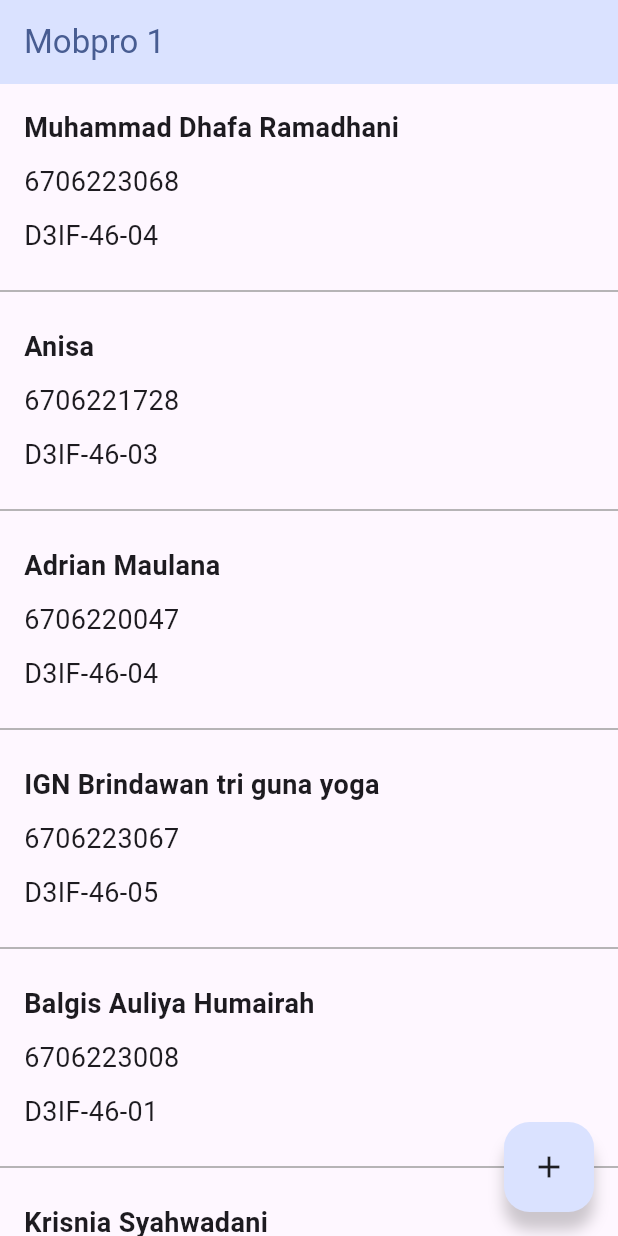
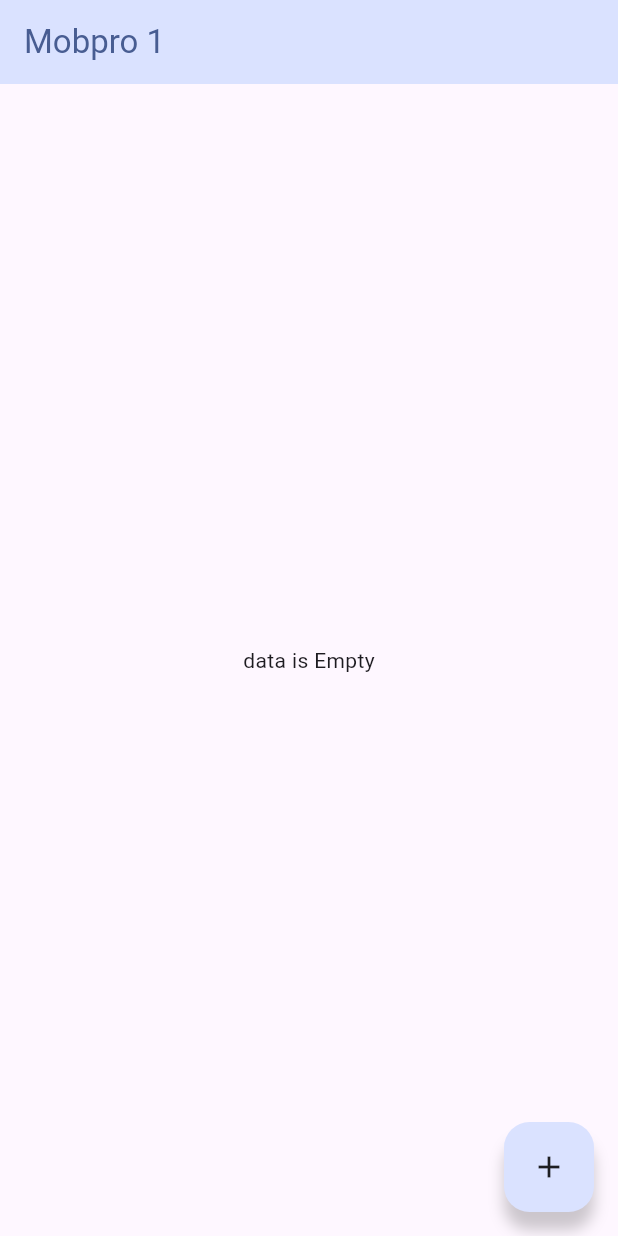
Before and after one commit to MDhafaR/FlutterXMpobpro, a Flutter app: the screen it shows after launch, on a phone screen of 412 x 824 dp. Run offline on Flutter 3.47's test engine with Material 3 defaults, Android fonts, the phone set to English and light mode, and no system bars; our stand-ins replace bloc, bot_toast, flutter_bloc, sqflite; accounts and stored records are empty.

Commit message:
challange with database lite

```diff
--- a/lib/bloc/mahasiswa_bloc.dart
+++ b/lib/bloc/mahasiswa_bloc.dart
@@ -1,13 +1,46 @@
 import 'package:bloc/bloc.dart';
+import 'package:flutter/material.dart';
+import 'package:flutter_x_mobpro/models/mahasiswa.dart';
+import 'package:flutter_x_mobpro/services/database_instance.dart';
 import 'package:meta/meta.dart';
+import 'package:sqflite/sqflite.dart';
 
 part 'mahasiswa_event.dart';
 part 'mahasiswa_state.dart';
 
 class MahasiswaBloc extends Bloc<MahasiswaEvent, MahasiswaState> {
   MahasiswaBloc() : super(MahasiswaInitial()) {
+    DatabaseInstance database = DatabaseInstance();
     on<KelasEvent>((event, emit) {
       emit(KelasState(kelas: event.kelas));
     });
+    on<DatabaseInitialization>((event, emit) {
+      database = event.database;
+    });
+    on<GetAllDataMhs>((event, emit) async {
+      emit(MahasiswaLoading());
+      final data = await database.getAll();
+      emit(MahasiswaDataSuccess(data: data));
+    });
+    on<InsertMahasiswa>((event, emit) async {
+      await database.insert({
+        "nama": event.nama,
+        "nim": event.nim,
+        "kelas": event.kelas,
+      });
+      add(GetAllDataMhs());
+    });
+    on<UpdateMahasiswa>((event, emit) async {
+      await database.update({
+        "nama": event.nama,
+        "nim": event.nim,
+        "kelas": event.kelas,
+      }, event.id);
+      add(GetAllDataMhs());
+    });
+    on<DeleteMahasiswa>((event, emit) async {
+      await database.delete(event.id);
+      add(GetAllDataMhs());
+    });
   }
 }
--- a/lib/bloc/mahasiswa_event.dart
+++ b/lib/bloc/mahasiswa_event.dart
@@ -8,3 +8,37 @@ class KelasEvent extends MahasiswaEvent {
 
   KelasEvent({required this.kelas});
 }
+
+class InsertMahasiswa extends MahasiswaEvent {
+  final String nama;
+  final String nim;
+  final String kelas;
+
+  InsertMahasiswa({required this.nama, required this.nim, required this.kelas});
+}
+
+class UpdateMahasiswa extends MahasiswaEvent {
+  final int id;
+  final String nama;
+  final String nim;
+  final String kelas;
+
+  UpdateMahasiswa(
+      {required this.nama,
+      required this.nim,
+      required this.kelas,
+      required this.id});
+}
+
+class DeleteMahasiswa extends MahasiswaEvent {
+  final int id;
+  DeleteMahasiswa(this.id);
+}
+
+final class DatabaseInitialization extends MahasiswaEvent {
+  final DatabaseInstance database;
+
+  DatabaseInitialization({required this.database});
+}
+
+final class GetAllDataMhs extends MahasiswaEvent {}
--- a/lib/bloc/mahasiswa_state.dart
+++ b/lib/bloc/mahasiswa_state.dart
@@ -10,3 +10,10 @@ final class KelasState extends MahasiswaState {
 
   KelasState({required this.kelas});
 }
+final class MahasiswaDataSuccess extends MahasiswaState {
+  final List<Mahasiswa> data;
+
+  MahasiswaDataSuccess({required this.data});
+}
+
+class MahasiswaLoading extends MahasiswaState {}
--- a/lib/main.dart
+++ b/lib/main.dart
@@ -3,6 +3,7 @@ import 'package:flutter/material.dart';
 import 'package:flutter_bloc/flutter_bloc.dart';
 import 'package:flutter_x_mobpro/bloc/mahasiswa_bloc.dart';
 import 'package:flutter_x_mobpro/pages/halaman_utama.dart';
+import 'package:flutter_x_mobpro/services/database_instance.dart';
 
 void main() {
   runApp(const MainApp());
@@ -14,7 +15,9 @@ class MainApp extends StatelessWidget {
   @override
   Widget build(BuildContext context) {
     return BlocProvider(
-      create: (context) => MahasiswaBloc(),
+      create: (context) => MahasiswaBloc()
+        ..add(DatabaseInitialization(database: DatabaseInstance()))
+        ..add(GetAllDataMhs()),
       child: MaterialApp(
         builder: BotToastInit(),
         home: HalamanUtama(),
--- /dev/null
+++ b/lib/models/mahasiswa.dart
@@ -0,0 +1,13 @@
+class Mahasiswa {
+  int id;
+  String nama;
+  String nim;
+  String kelas;
+
+  Mahasiswa(this.id, this.nama, this.nim, this.kelas);
+
+  factory Mahasiswa.fromJson(Map<String, dynamic> json) {
+    return Mahasiswa(json["id"] as int, json["nama"] as String,
+        json["nim"] as String, json["kelas"] as String);
+  }
+}
--- a/lib/pages/halaman_utama.dart
+++ b/lib/pages/halaman_utama.dart
@@ -1,5 +1,7 @@
 import 'package:flutter/material.dart';
+import 'package:flutter_bloc/flutter_bloc.dart';
 import 'package:flutter_x_mobpro/Color/color_tamplate.dart';
+import 'package:flutter_x_mobpro/bloc/mahasiswa_bloc.dart';
 import 'package:flutter_x_mobpro/pages/detail_page.dart';
 import 'package:flutter_x_mobpro/widgets/item_list.dart';
 
@@ -45,7 +47,7 @@ class HalamanUtama extends StatelessWidget {
         onTap: () {
           Navigator.push(context, MaterialPageRoute(
             builder: (context) {
-              return DetailScreen(kelasTerpilih: kelas[4],);
+              return DetailScreen();
             },
           ));
         },
@@ -75,14 +77,27 @@ class HalamanUtama extends StatelessWidget {
       ),
       body: Column(
         children: [
-          Expanded(
-              child: CustomScrollView(
+          Expanded(child: BlocBuilder<MahasiswaBloc, MahasiswaState>(
+            builder: (context, state) {
+              if (state is MahasiswaLoading) {
+                return Center(
+                  child: CircularProgressIndicator(),
+                );
+              }
+              if (state is MahasiswaDataSuccess) {
+                if (state.data.isEmpty) {
+                  return Center(
+                    child: Text("data is Empty"),
+                  );
+                }
+                return CustomScrollView(
                   slivers: [
                     SliverList.builder(
-                itemCount: nama.length,
+                      itemCount: state.data.length,
                       itemBuilder: (context, index) {
                         return ItemList(
-                      nama: nama[index], nim: nim[index], kelas: kelas[index]);
+                          dataMhs: state.data[index],
+                        );
                       },
                     ),
                     const SliverToBoxAdapter(
@@ -91,6 +106,12 @@ class HalamanUtama extends StatelessWidget {
                       ),
                     ),
                   ],
+                );
+              }
+              return Center(
+                child: Text("data is Empty"),
+              );
+            },
           )),
         ],
       ),
--- a/lib/widgets/item_list.dart
+++ b/lib/widgets/item_list.dart
@@ -1,13 +1,11 @@
 import 'package:flutter/material.dart';
+import 'package:flutter_x_mobpro/models/mahasiswa.dart';
 import 'package:flutter_x_mobpro/pages/detail_page.dart';
 
 class ItemList extends StatelessWidget {
-  const ItemList(
-      {required this.nama, required this.nim, required this.kelas, super.key});
+  ItemList({required this.dataMhs, super.key});
 
-  final String nama;
-  final String nim;
-  final String kelas;
+  Mahasiswa dataMhs;
 
   @override
   Widget build(BuildContext context) {
@@ -16,9 +14,7 @@ class ItemList extends StatelessWidget {
         Navigator.push(context, MaterialPageRoute(
           builder: (context) {
             return DetailScreen(
-              nama: nama,
-              nim: nim,
-              kelasTerpilih: kelas,
+              data: dataMhs,
             );
           },
         ));
@@ -31,17 +27,17 @@ class ItemList extends StatelessWidget {
             child: Column(
               crossAxisAlignment: CrossAxisAlignment.start,
               children: [
-                Text(nama,
-                    style:
-                        const TextStyle(fontSize: 18, fontWeight: FontWeight.w700)),
+                Text(dataMhs.nama,
+                    style: const TextStyle(
+                        fontSize: 18, fontWeight: FontWeight.w700)),
                 const SizedBox(
                   height: 10,
                 ),
-                Text(nim, style: const TextStyle(fontSize: 18)),
+                Text(dataMhs.nim, style: const TextStyle(fontSize: 18)),
                 const SizedBox(
                   height: 10,
                 ),
-                Text(kelas, style: const TextStyle(fontSize: 18)),
+                Text(dataMhs.kelas, style: const TextStyle(fontSize: 18)),
               ],
             ),
           ),
--- a/pubspec.yaml
+++ b/pubspec.yaml
@@ -38,6 +38,8 @@ dependencies:
   bot_toast: ^4.1.3
   bloc: ^8.1.4
   flutter_bloc: ^8.1.6
+  sqflite: ^2.3.3+1
+  path_provider: ^2.1.3
 
 dev_dependencies:
   flutter_test:
```
Also changed, not shown: lib/pages/detail_page.dart (+89 -21 lines), lib/services/database_instance.dart (added, +64 -0 lines), pubspec.lock, 1 other file. Lines whose indentation alone changed are shown as unchanged.
